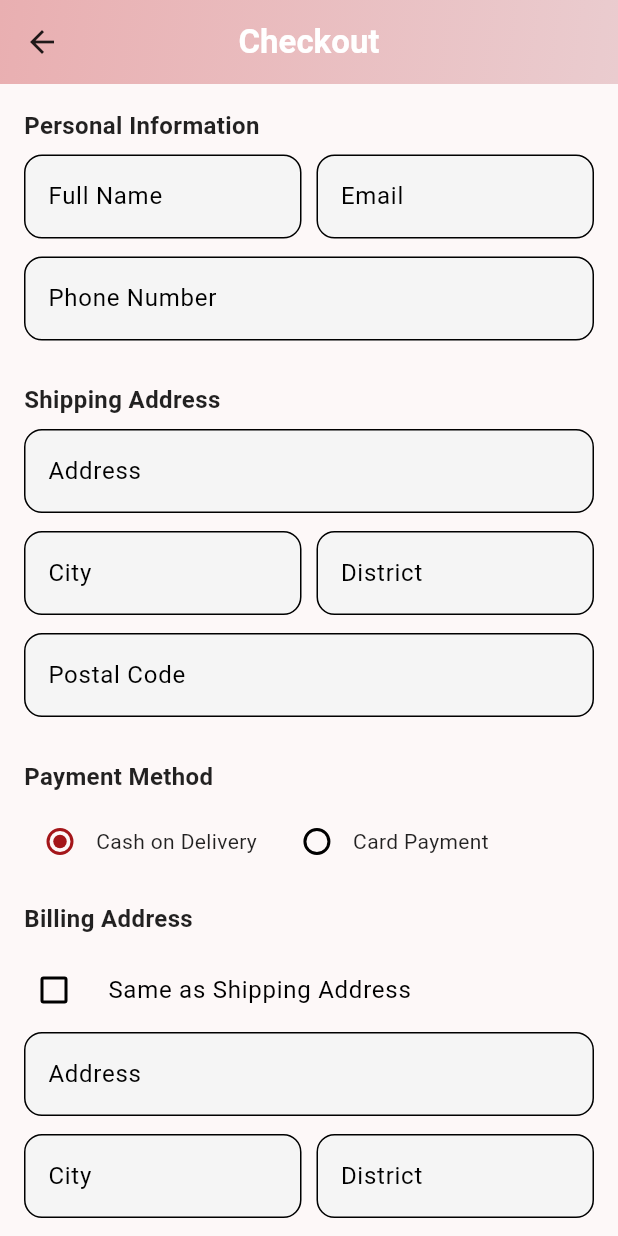
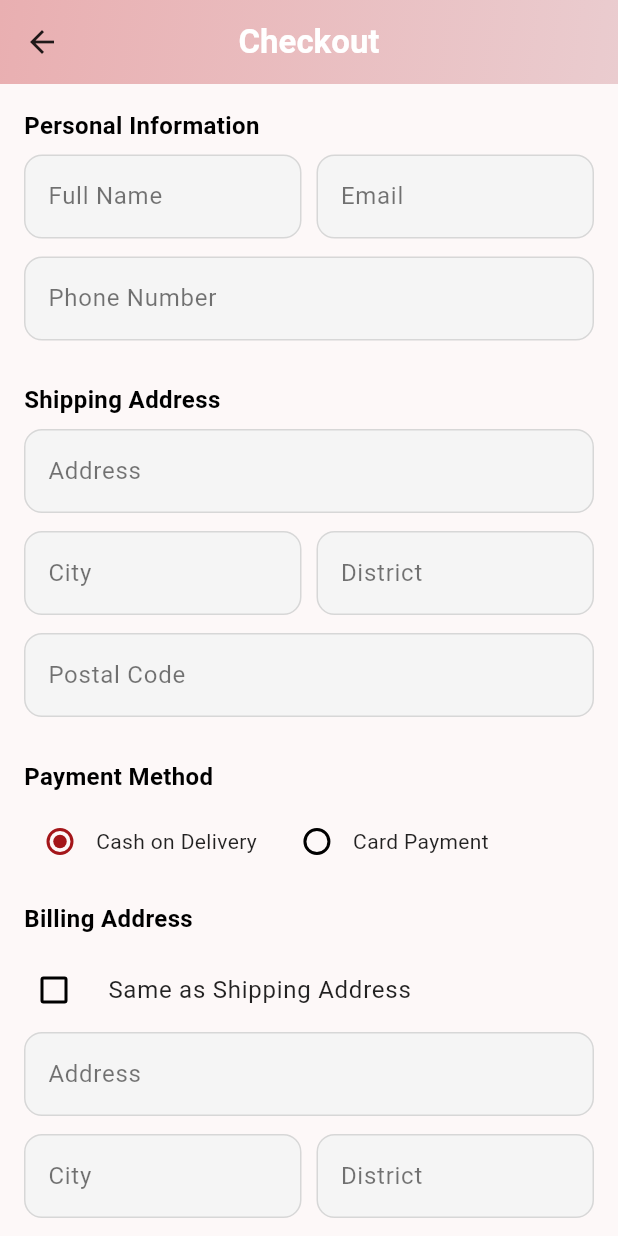
Before and after one commit to IsumiKalpage/veloura_mobile_mad, a Flutter app: the CheckoutScreen screen opened directly, on a phone screen of 412 x 824 dp. Run offline on Flutter 3.47's test engine with Material 3 defaults, Android fonts, the phone set to English and light mode, and no system bars; our stand-ins replace battery_plus, cached_network_image, dio, flutter_riverpod, flutter_secure_storage, geolocator and 3 more; accounts and stored records are empty.

Commit message:
Dark mode/Light Mode Implementation

```diff
--- a/lib/features/orders/presentation/checkout_screen.dart
+++ b/lib/features/orders/presentation/checkout_screen.dart
@@ -53,10 +53,8 @@ class _CheckoutScreenState extends ConsumerState<CheckoutScreen> {
   }
 
   double _getFinalPrice(Map<String, dynamic> product) {
-    final double price =
-        double.tryParse(product["price"].toString()) ?? 0.0;
-    final double discount =
-        double.tryParse(product["discount"].toString()) ?? 0.0;
+    final double price = double.tryParse(product["price"].toString()) ?? 0.0;
+    final double discount = double.tryParse(product["discount"].toString()) ?? 0.0;
 
     if (discount > 0) {
       if (discount < 100) {
@@ -70,6 +68,9 @@ class _CheckoutScreenState extends ConsumerState<CheckoutScreen> {
 
   @override
   Widget build(BuildContext context) {
+    final theme = Theme.of(context);
+    final isDark = theme.brightness == Brightness.dark;
+
     final authState = ref.watch(authStateProvider).value;
     final email = authState?["user"]?["email"] ?? "";
     emailCtrl.text = email;
@@ -86,6 +87,7 @@ class _CheckoutScreenState extends ConsumerState<CheckoutScreen> {
     final double total = subtotal + shipping + tax;
 
     return Scaffold(
+      backgroundColor: theme.scaffoldBackgroundColor,
       appBar: AppBar(
         title: const Text(
           "Checkout",
@@ -93,9 +95,11 @@ class _CheckoutScreenState extends ConsumerState<CheckoutScreen> {
         ),
         centerTitle: true,
         flexibleSpace: Container(
-          decoration: const BoxDecoration(
+          decoration: BoxDecoration(
             gradient: LinearGradient(
-              colors: [Color(0xFFE9AFB1), Color(0xFFEACCCF)],
+              colors: isDark
+                  ? [const Color(0xFF3A3A3A), const Color(0xFF2C2C2C)]
+                  : [const Color(0xFFE9AFB1), const Color(0xFFEACCCF)],
               begin: Alignment.topLeft,
               end: Alignment.bottomRight,
             ),
@@ -109,46 +113,50 @@ class _CheckoutScreenState extends ConsumerState<CheckoutScreen> {
           child: Column(
             crossAxisAlignment: CrossAxisAlignment.start,
             children: [
-              _section("Personal Information"),
+              _section("Personal Information", isDark),
               _row2(
-                _field("Full Name", nameCtrl, required: true),
-                _field("Email", emailCtrl, readOnly: true),
+                _field("Full Name", nameCtrl, required: true, isDark: isDark),
+                _field("Email", emailCtrl, readOnly: true, isDark: isDark),
               ),
               _field("Phone Number", phoneCtrl,
-                  keyboard: TextInputType.phone, required: true),
+                  keyboard: TextInputType.phone, required: true, isDark: isDark),
               const SizedBox(height: 16),
 
-              _section("Shipping Address"),
-              _field("Address", shippingAddressCtrl, required: true),
+              _section("Shipping Address", isDark),
+              _field("Address", shippingAddressCtrl, required: true, isDark: isDark),
               _row2(
-                _field("City", shippingCityCtrl, required: true),
-                _field("District", shippingDistrictCtrl, required: true),
+                _field("City", shippingCityCtrl, required: true, isDark: isDark),
+                _field("District", shippingDistrictCtrl, required: true, isDark: isDark),
               ),
               _field("Postal Code", shippingPostalCtrl,
-                  keyboard: TextInputType.number, required: true),
+                  keyboard: TextInputType.number, required: true, isDark: isDark),
               const SizedBox(height: 16),
 
-              _section("Payment Method"),
+              _section("Payment Method", isDark),
               Row(
                 children: [
                   Radio<String>(
                     value: "cod",
                     groupValue: paymentMethod,
                     onChanged: (v) => setState(() => paymentMethod = v!),
+                    activeColor: const Color(0xFFA4161A),
                   ),
-                  const Text("Cash on Delivery"),
+                  Text("Cash on Delivery",
+                      style: TextStyle(color: isDark ? Colors.white70 : Colors.black87)),
                   const SizedBox(width: 16),
                   Radio<String>(
                     value: "card",
                     groupValue: paymentMethod,
                     onChanged: (v) => setState(() => paymentMethod = v!),
+                    activeColor: const Color(0xFFA4161A),
                   ),
-                  const Text("Card Payment"),
+                  Text("Card Payment",
+                      style: TextStyle(color: isDark ? Colors.white70 : Colors.black87)),
                 ],
               ),
               const SizedBox(height: 16),
 
-              _section("Billing Address"),
+              _section("Billing Address", isDark),
               CheckboxListTile(
                 value: sameAsShipping,
                 onChanged: (v) {
@@ -165,39 +173,46 @@ class _CheckoutScreenState extends ConsumerState<CheckoutScreen> {
                     billingPostalCtrl.clear();
                   }
                 },
-                title: const Text("Same as Shipping Address"),
+                title: Text(
+                  "Same as Shipping Address",
+                  style: TextStyle(color: isDark ? Colors.white70 : Colors.black87),
+                ),
                 controlAffinity: ListTileControlAffinity.leading,
                 contentPadding: EdgeInsets.zero,
+                activeColor: const Color(0xFFA4161A),
               ),
-              _field("Address", billingAddressCtrl),
+              _field("Address", billingAddressCtrl, isDark: isDark),
               _row2(
-                _field("City", billingCityCtrl),
-                _field("District", billingDistrictCtrl),
+                _field("City", billingCityCtrl, isDark: isDark),
+                _field("District", billingDistrictCtrl, isDark: isDark),
               ),
               _field("Postal Code", billingPostalCtrl,
-                  keyboard: TextInputType.number),
+                  keyboard: TextInputType.number, isDark: isDark),
               const SizedBox(height: 16),
 
-              _section("Additional Requirements"),
-              _field("Notes", notesCtrl, maxLines: 3),
+              _section("Additional Requirements", isDark),
+              _field("Notes", notesCtrl, maxLines: 3, isDark: isDark),
               const SizedBox(height: 16),
 
-              _section("Order Summary"),
+              _section("Order Summary", isDark),
               Card(
+                color: isDark ? Colors.grey[900] : Colors.white,
                 shape: RoundedRectangleBorder(
                     borderRadius: BorderRadius.circular(12)),
-                elevation: 3,
+                elevation: isDark ? 0 : 3,
                 child: Padding(
                   padding:
                       const EdgeInsets.symmetric(horizontal: 16, vertical: 12),
                   child: Column(
                     children: [
-                      _summaryRow("Subtotal", subtotal),
-                      _summaryRow("Shipping", shipping),
-                      _summaryRow("Tax", tax),
+                      _summaryRow("Subtotal", subtotal, isDark: isDark),
+                      _summaryRow("Shipping", shipping, isDark: isDark),
+                      _summaryRow("Tax", tax, isDark: isDark),
                       const Divider(),
                       _summaryRow("Total", total,
-                          bold: true, color: const Color(0xFFA4161A)),
+                          bold: true,
+                          color: const Color(0xFFA4161A),
+                          isDark: isDark),
                     ],
                   ),
                 ),
@@ -244,7 +259,6 @@ class _CheckoutScreenState extends ConsumerState<CheckoutScreen> {
                     try {
                       await ref.read(placeOrderProvider(orderData).future);
 
-                      // ✅ Clear cart after order success
                       ref.read(cartProvider.notifier).clearUserCart(email);
                       ref.invalidate(orderProvider(email));
 
@@ -283,10 +297,13 @@ class _CheckoutScreenState extends ConsumerState<CheckoutScreen> {
     );
   }
 
-  Widget _section(String title) => Padding(
+  Widget _section(String title, bool isDark) => Padding(
         padding: const EdgeInsets.only(bottom: 8),
         child: Text(title,
-            style: const TextStyle(fontSize: 16, fontWeight: FontWeight.bold)),
+            style: TextStyle(
+                fontSize: 16,
+                fontWeight: FontWeight.bold,
+                color: isDark ? Colors.white70 : Colors.black)),
       );
 
   Widget _row2(Widget left, Widget right) => Row(
@@ -304,6 +321,7 @@ class _CheckoutScreenState extends ConsumerState<CheckoutScreen> {
     TextInputType keyboard = TextInputType.text,
     int maxLines = 1,
     bool readOnly = false,
+    bool isDark = false,
   }) {
     return Padding(
       padding: const EdgeInsets.only(bottom: 12),
@@ -315,18 +333,31 @@ class _CheckoutScreenState extends ConsumerState<CheckoutScreen> {
         validator: required
             ? (v) => (v == null || v.trim().isEmpty) ? "Required" : null
             : null,
+        style: TextStyle(color: isDark ? Colors.white : Colors.black87),
         decoration: InputDecoration(
           labelText: label,
+          labelStyle:
+              TextStyle(color: isDark ? Colors.white70 : Colors.black54),
           filled: true,
-          fillColor: Colors.grey.shade100,
+          fillColor: isDark ? Colors.grey[850] : Colors.grey.shade100,
           border: OutlineInputBorder(borderRadius: BorderRadius.circular(12)),
+          enabledBorder: OutlineInputBorder(
+            borderSide:
+                BorderSide(color: isDark ? Colors.white24 : Colors.black12),
+            borderRadius: BorderRadius.circular(12),
+          ),
+          focusedBorder: OutlineInputBorder(
+            borderSide:
+                const BorderSide(color: Color(0xFFA4161A), width: 1.5),
+            borderRadius: BorderRadius.circular(12),
+          ),
         ),
       ),
     );
   }
 
   Widget _summaryRow(String label, double value,
-      {bool bold = false, Color? color}) {
+      {bool bold = false, Color? color, bool isDark = false}) {
     return Padding(
       padding: const EdgeInsets.symmetric(vertical: 4),
       child: Row(
@@ -335,12 +366,14 @@ class _CheckoutScreenState extends ConsumerState<CheckoutScreen> {
           Text(label,
               style: TextStyle(
                   fontSize: 15,
-                  fontWeight: bold ? FontWeight.bold : FontWeight.w500)),
+                  fontWeight: bold ? FontWeight.bold : FontWeight.w500,
+                  color: isDark ? Colors.white70 : Colors.black87)),
           Text("Rs.${value.toStringAsFixed(2)}",
               style: TextStyle(
                   fontSize: 15,
                   fontWeight: bold ? FontWeight.bold : FontWeight.w600,
-                  color: color ?? Colors.black87)),
+                  color: color ??
+                      (isDark ? Colors.white : Colors.black87))),
         ],
       ),
     );
```
Also changed, not shown: lib/features/cart/presentation/cart_screen.dart (+56 -25 lines), lib/features/orders/presentation/order_detail_screen.dart (+85 -54 lines), lib/features/orders/presentation/order_history_screen.dart (+27 -12 lines), lib/features/products/presentation/product_detail_screen.dart (+65 -49 lines).
